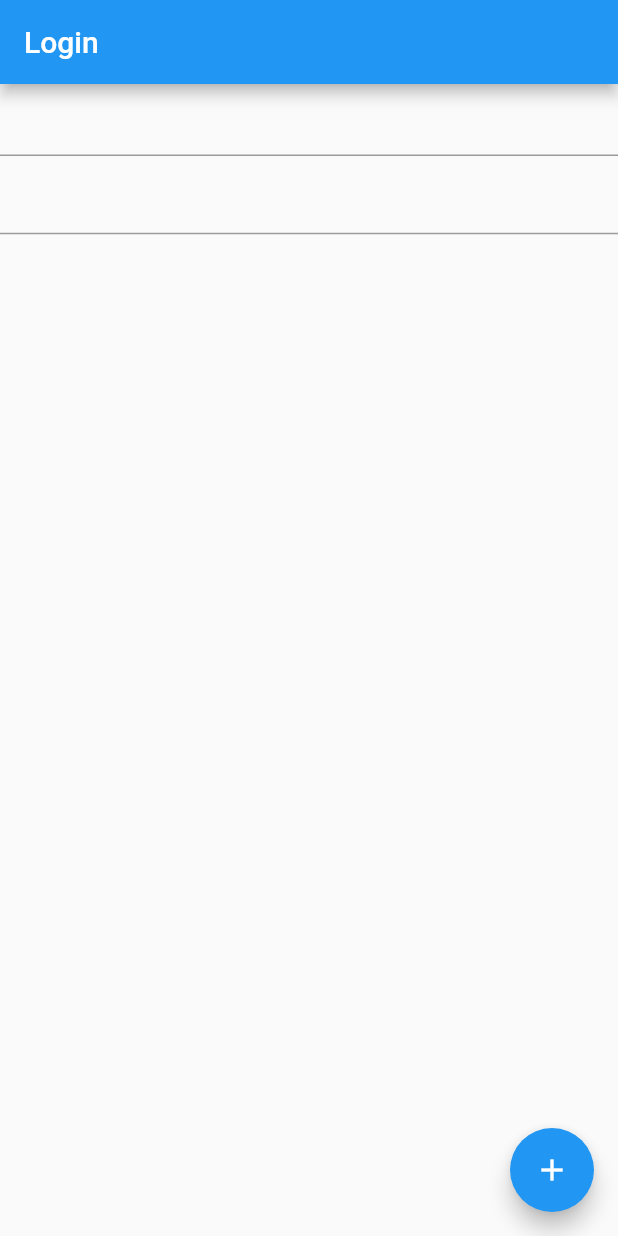
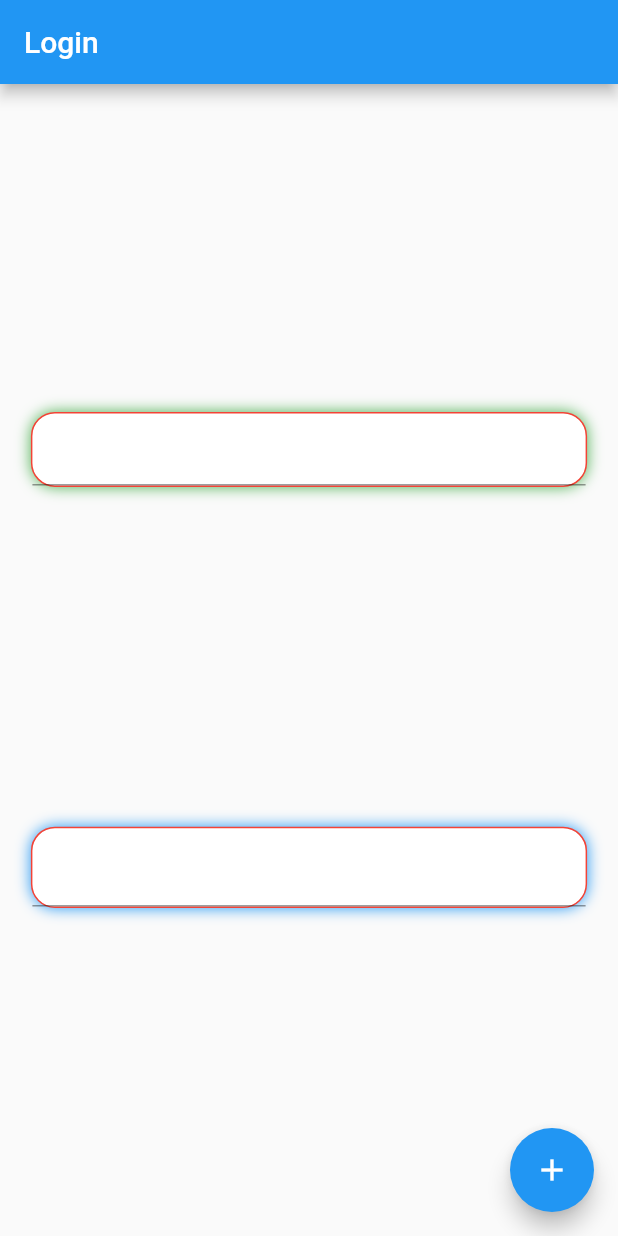
Before and after one commit to developerBBee/flutter_firebase_sample, a Flutter app: the screen it shows after launch, on a phone screen of 412 x 824 dp. Run offline on Flutter 3.47's test engine with Material 2 defaults, Android fonts, the phone set to English and light mode, and no system bars; our stand-ins replace cloud_firestore, firebase_auth, firebase_core, flutter_riverpod, freezed_annotation; accounts and stored records are empty; generated files the repository leaves out were written again.

Commit message:
Reflect decolation to signup and login page

```diff
--- /dev/null
+++ b/lib/details/rounded_password_field.dart
@@ -0,0 +1,40 @@
+import 'package:flutter/material.dart';
+import 'package:flutter_application_test/details/text_field_container.dart';
+
+class RoundedPasswordField extends StatelessWidget{
+  const RoundedPasswordField({
+    Key? key,
+    required this.onChanged,
+    required this.controller,
+    required this.obscureText,
+    required this.toggleObsureText,
+    required this.color,
+    required this.borderColor,
+    required this.shadowColor,
+  }) : super(key: key);
+  final void Function(String)? onChanged;
+  final TextEditingController controller;
+  final bool obscureText;
+  final void Function()? toggleObsureText;
+  final Color color, borderColor, shadowColor;
+
+  @override
+  Widget build(BuildContext context) {
+    return TextFieldContainer(
+      color: color,
+      borderColor: borderColor,
+      shadowColor: shadowColor,
+      child: TextFormField(
+        keyboardType: TextInputType.visiblePassword,
+        onChanged: onChanged,
+        controller: controller,
+        obscureText: obscureText,
+        decoration: InputDecoration(
+          suffix: InkWell(
+            child: obscureText ? Icon(Icons.visibility_off) : Icon(Icons.visibility),
+            onTap: toggleObsureText,
+          )),
+      )
+    );
+  }
+}
--- a/lib/views/login_page.dart
+++ b/lib/views/login_page.dart
@@ -1,5 +1,9 @@
 // flutter
+import 'dart:math';
+
 import 'package:flutter/material.dart';
+import 'package:flutter_application_test/details/rounded_password_field.dart';
+import 'package:flutter_application_test/details/rounded_text_field.dart';
 import 'package:flutter_application_test/models/main_model.dart';
 // packages
 import 'package:flutter_riverpod/flutter_riverpod.dart';
@@ -26,23 +30,25 @@ class LoginPage extends ConsumerWidget {
         title: const Text("Login"),
       ),
       body: Column(
+        mainAxisAlignment: MainAxisAlignment.spaceEvenly,
         children: [
-          TextFormField(
+          RoundedTextField(
             keyboardType: TextInputType.emailAddress,
             onChanged: (text) => loginModel.email = text,
             controller: emailController,
+            color: Colors.white,
+            borderColor: Colors.red,
+            shadowColor: Colors.green,
           ),
-          TextFormField(
-            keyboardType: TextInputType.visiblePassword,
+          RoundedPasswordField(
             onChanged: (text) => loginModel.password = text,
             controller: passwordController,
             obscureText: loginModel.isObscure,
-            decoration: InputDecoration(
-              suffix: InkWell(
-                child: loginModel.isObscure ? Icon(Icons.visibility_off) : Icon(Icons.visibility),
-                onTap: () => loginModel.toggleObscure(),
-              )),
-          ),
+            toggleObsureText: () => loginModel.toggleObscure(),
+            color: Colors.white,
+            borderColor: Colors.red,
+            shadowColor: Colors.blue,
+          )
         ],
       ),
       floatingActionButton: FloatingActionButton(
```
Also changed, not shown: lib/views/signup_page.dart (+8 -12 lines).
